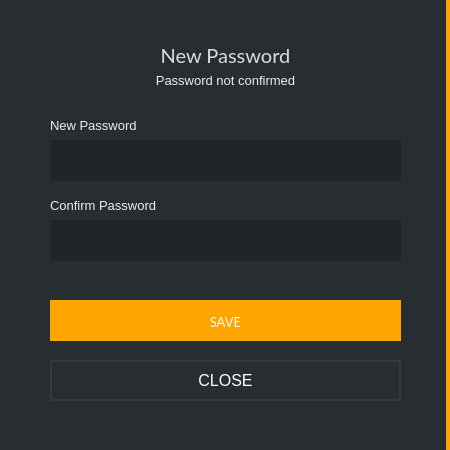
Qt form src/gui/ui/newpassworddialog.ui (ConcealNetwork/conceal-desktop) before a commit.
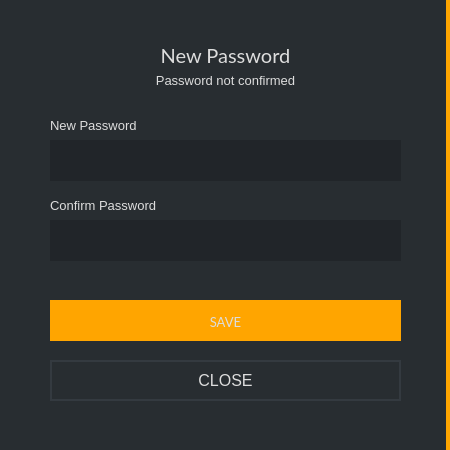
The same form after that commit.

What changed in the file:
```diff
--- a/src/gui/ui/newpassworddialog.ui
+++ b/src/gui/ui/newpassworddialog.ui
@@ -20,7 +20,7 @@
    <string>Enter password</string>
   </property>
   <property name="styleSheet">
-   <string notr="true">background-color: #212529; color: #eee;
+   <string notr="true">background-color: #212529; color: #ddd;
 border: 0px;</string>
   </property>
   <layout class="QGridLayout" name="gridLayout">
@@ -96,7 +96,7 @@
        </font>
       </property>
       <property name="styleSheet">
-       <string notr="true">color: #eee;border-right: 0px;font-size: 13px;</string>
+       <string notr="true">color: #ddd;border-right: 0px;font-size: 13px;</string>
       </property>
       <property name="text">
        <string>New Password</string>
@@ -166,7 +166,7 @@
        </font>
       </property>
       <property name="styleSheet">
-       <string notr="true">color: #eee;border-right: 0px;font-size: 13px;</string>
+       <string notr="true">color: #ddd;border-right: 0px;font-size: 13px;</string>
       </property>
       <property name="text">
        <string>Confirm Password</string>
@@ -218,7 +218,7 @@
        </font>
       </property>
       <property name="styleSheet">
-       <string notr="true">color: #eee;border-right: 0px;font-size: 13px;</string>
+       <string notr="true">color: #ddd;border-right: 0px;font-size: 13px;</string>
       </property>
       <property name="text">
        <string>Password not confirmed</string>
@@ -252,7 +252,7 @@
        </font>
       </property>
       <property name="styleSheet">
-       <string notr="true">color: white; background-color: orange; border-top: 3px solid orange;
+       <string notr="true">color: #ddd; background-color: orange; border-top: 3px solid orange;
 border-right: 0px;</string>
       </property>
       <property name="text">
@@ -283,7 +283,7 @@
        </font>
       </property>
       <property name="styleSheet">
-       <string notr="true">color: white; border: 2px solid #343a40; font-size: 16px; background-color: #21259;</string>
+       <string notr="true">color: #ddd; border: 2px solid #343a40; font-size: 16px; background-color: #21259;</string>
       </property>
       <property name="text">
        <string>CLOSE</string>
```
